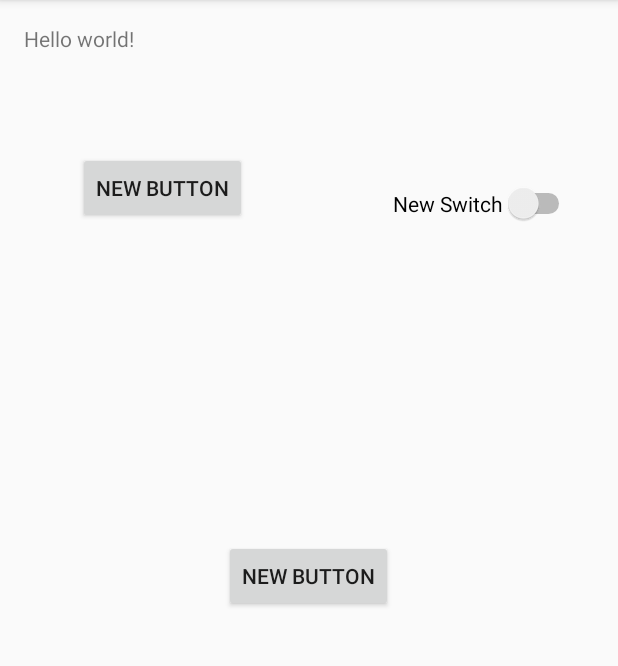
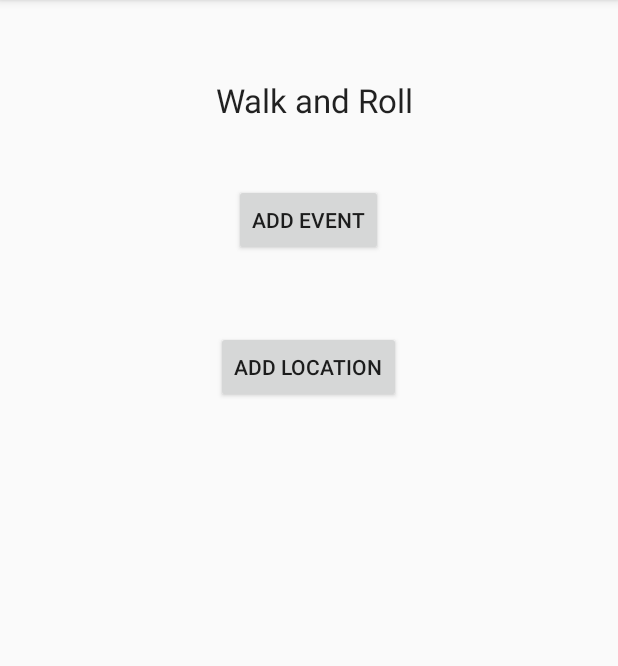
Before and after one commit to DavidPagels/HCIPrototype, an Android app: the screen it shows after launch (MainActivity), on a phone screen of 412 x 824 dp, the part 84-750 px from its top. Run offline under Robolectric (Android 15) with nearby library versions, the phone set to English and light mode, and no system bars.

Commit message:
Added save location view and button

```diff
--- a/app/src/main/AndroidManifest.xml
+++ b/app/src/main/AndroidManifest.xml
@@ -16,6 +16,10 @@
                 <category android:name="android.intent.category.LAUNCHER" />
             </intent-filter>
         </activity>
+        <activity
+            android:name=".SetLocation"
+            android:label="@string/title_activity_set_location" >
+        </activity>
     </application>
 
 </manifest>
--- /dev/null
+++ b/app/src/main/res/drawable/round_button.xml
@@ -0,0 +1,6 @@
+<?xml version="1.0" encoding="utf-8"?>
+<shape xmlns:android="http://schemas.android.com/apk/res/android"
+    android:shape="oval">
+    <solid android:color="#9F2200"/>
+    <stroke android:width="4dp" android:color="#fff" />
+</shape>
--- a/app/src/main/res/layout/activity_main.xml
+++ b/app/src/main/res/layout/activity_main.xml
@@ -5,37 +5,33 @@
     android:paddingTop="@dimen/activity_vertical_margin"
     android:paddingBottom="@dimen/activity_vertical_margin" tools:context=".MainActivity">
 
-    <TextView android:text="@string/hello_world" android:layout_width="wrap_content"
+    <Button
+        android:layout_width="wrap_content"
         android:layout_height="wrap_content"
-        android:id="@+id/textView" />
+        android:text="Add Location"
+        android:id="@+id/button"
+        android:layout_below="@+id/button2"
+        android:layout_centerHorizontal="true"
+        android:layout_marginTop="50dp" />
 
     <Button
         android:layout_width="wrap_content"
         android:layout_height="wrap_content"
-        android:text="New Button"
-        android:id="@+id/button"
-        android:layout_centerVertical="true"
-        android:layout_centerHorizontal="true" />
+        android:text="Add Event"
+        android:id="@+id/button2"
+        android:layout_below="@+id/textView"
+        android:layout_centerHorizontal="true"
+        android:layout_marginTop="41dp" />
 
-    <Button
+    <TextView
         android:layout_width="wrap_content"
         android:layout_height="wrap_content"
-        android:text="New Button"
-        android:id="@+id/button2"
-        android:layout_below="@+id/textView"
-        android:layout_alignParentLeft="true"
-        android:layout_alignParentStart="true"
-        android:layout_marginLeft="36dp"
-        android:layout_marginStart="36dp"
-        android:layout_marginTop="66dp" />
-
-    <Switch
-        android:layout_width="wrap_content"
-        android:layout_height="wrap_content"
-        android:text="New Switch"
-        android:id="@+id/switch1"
-        android:layout_alignBottom="@+id/button2"
-        android:layout_toRightOf="@+id/button"
-        android:layout_toEndOf="@+id/button" />
+        android:textAppearance="?android:attr/textAppearanceLarge"
+        android:text="Walk and Roll"
+        android:id="@+id/textView"
+        android:layout_marginTop="36dp"
+        android:layout_alignParentTop="true"
+        android:layout_alignLeft="@+id/button"
+        android:layout_alignStart="@+id/button" />
 
 </RelativeLayout>
--- a/app/src/main/res/values/strings.xml
+++ b/app/src/main/res/values/strings.xml
@@ -3,4 +3,5 @@
 
     <string name="hello_world">Hello world!</string>
     <string name="action_settings">Settings</string>
+    <string name="title_activity_set_location">SetLocation</string>
 </resources>
```
Also changed, not shown: app/src/main/java/com/example/david/hciprototype/SetLocation.java (added, +39 -0 lines), app/src/main/res/menu/menu_set_location.xml (added, +7 -0 lines).
